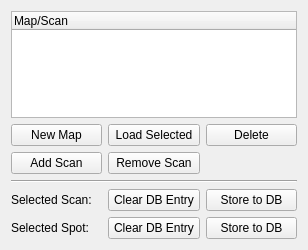
Qt form lib/analysis/modules/Photostim/MapCtrlTemplate.ui (acq4/acq4) before a commit.
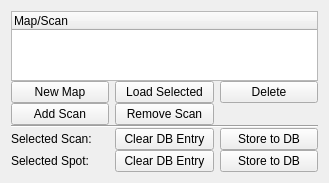
The same form after that commit. Custom widgets are drawn as their Qt base class.

```diff
--- a/lib/analysis/modules/Photostim/MapCtrlTemplate.ui
+++ b/lib/analysis/modules/Photostim/MapCtrlTemplate.ui
@@ -6,14 +6,17 @@
    <rect>
     <x>0</x>
     <y>0</y>
-    <width>308</width>
-    <height>250</height>
+    <width>329</width>
+    <height>174</height>
    </rect>
   </property>
   <property name="windowTitle">
    <string>Form</string>
   </property>
   <layout class="QGridLayout" name="gridLayout">
+   <property name="verticalSpacing">
+    <number>0</number>
+   </property>
    <item row="0" column="0" colspan="3">
     <widget class="QTreeWidget" name="mapTable">
      <column>
```
